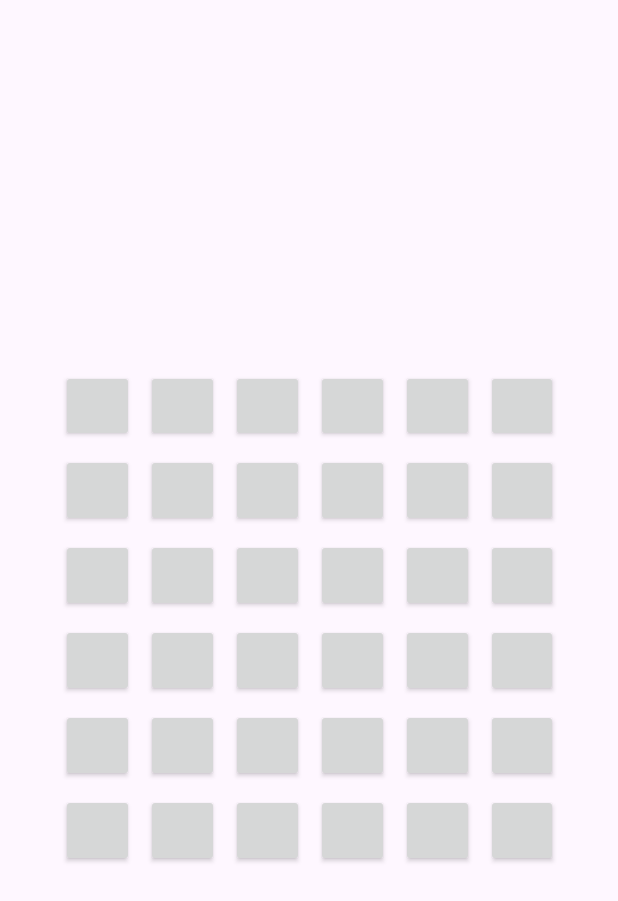
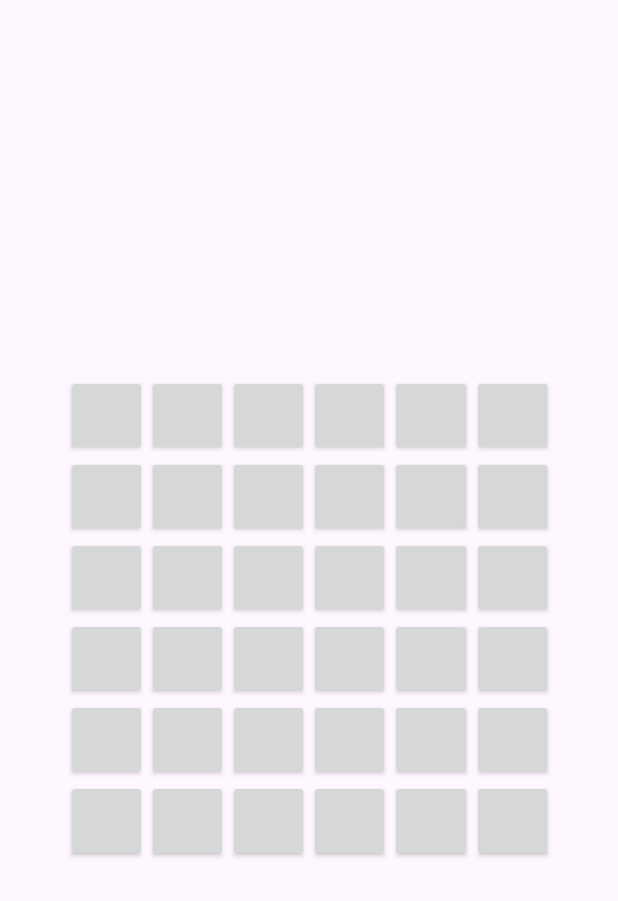
Before and after one commit to Ivan-Abr/Minesweeper_Android, an Android app: the screen it shows after launch (FieldActivity), on a phone screen of 412 x 824 dp. Shown: the top 901 px of the screen. Run offline under Robolectric (Android 15) with nearby library versions, the phone set to English and light mode, and no system bars.

Commit message:
MA - Адаптивное поле

```diff
--- a/app/src/main/java/com/example/minesweeper/FieldActivity.kt
+++ b/app/src/main/java/com/example/minesweeper/FieldActivity.kt
@@ -1,6 +1,8 @@
 package com.example.minesweeper
 
+import android.graphics.Typeface
 import android.os.Bundle
+import android.view.Gravity
 import android.widget.Button
 import android.widget.GridLayout
 import androidx.activity.enableEdgeToEdge
@@ -18,17 +20,32 @@ class FieldActivity : AppCompatActivity() {
         gridLayout.columnCount = n
         gridLayout.rowCount = n
 
+        val dynamicPadding = (16 - (n / 2)).coerceAtLeast(4)
+        gridLayout.setPadding(
+            dynamicPadding.dpToPx(),
+            dynamicPadding.dpToPx(),
+            dynamicPadding.dpToPx(),
+            dynamicPadding.dpToPx()
+        )
+
+        val totalSize = 350 - 2 * dynamicPadding
+        val cellSize = totalSize / n
+
         for (i in 0 until n * n) {
             val button = Button(this).apply {
                 text = ""
+                gravity = Gravity.CENTER
+                textSize = (24 - n).coerceAtLeast(4).toFloat()
+                setTypeface(null, Typeface.BOLD)
                 setOnClickListener {
-                    text = if (text == "") "X"
-                    else ""
+                    text = if (text == "") "#" else ""
                 }
             }
+
             val params = GridLayout.LayoutParams().apply {
-                width = 0
-                height = 0
+                width = cellSize.dpToPx()
+                height = cellSize.dpToPx()
+                setMargins(0,0,0,0)
                 rowSpec = GridLayout.spec(i / n, 1f)
                 columnSpec = GridLayout.spec(i % n, 1f)
             }
@@ -36,4 +53,8 @@ class FieldActivity : AppCompatActivity() {
             gridLayout.addView(button)
         }
     }
+
+    private fun Int.dpToPx(): Int {
+        return (this * resources.displayMetrics.density).toInt()
+    }
 }
--- a/app/src/main/res/layout/activity_field.xml
+++ b/app/src/main/res/layout/activity_field.xml
@@ -13,8 +13,6 @@
         android:layout_width="350dp"
         android:layout_height="350dp"
         android:padding="5dp"
-        android:columnCount="5"
-        android:rowCount="5"
         android:textAlignment="center"
         android:alignmentMode="alignMargins"
         android:useDefaultMargins="true"
```
